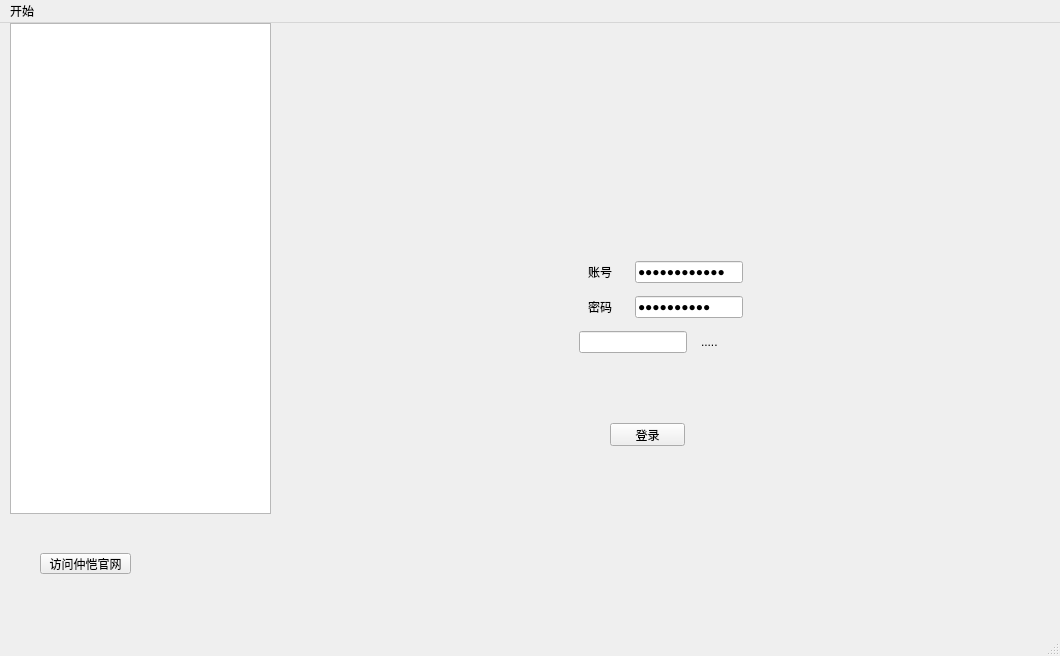
yujiecong/Qt-Zhku-Client, file Qt-Zhku-Client/zhkuclientmain.ui: the form before one commit.
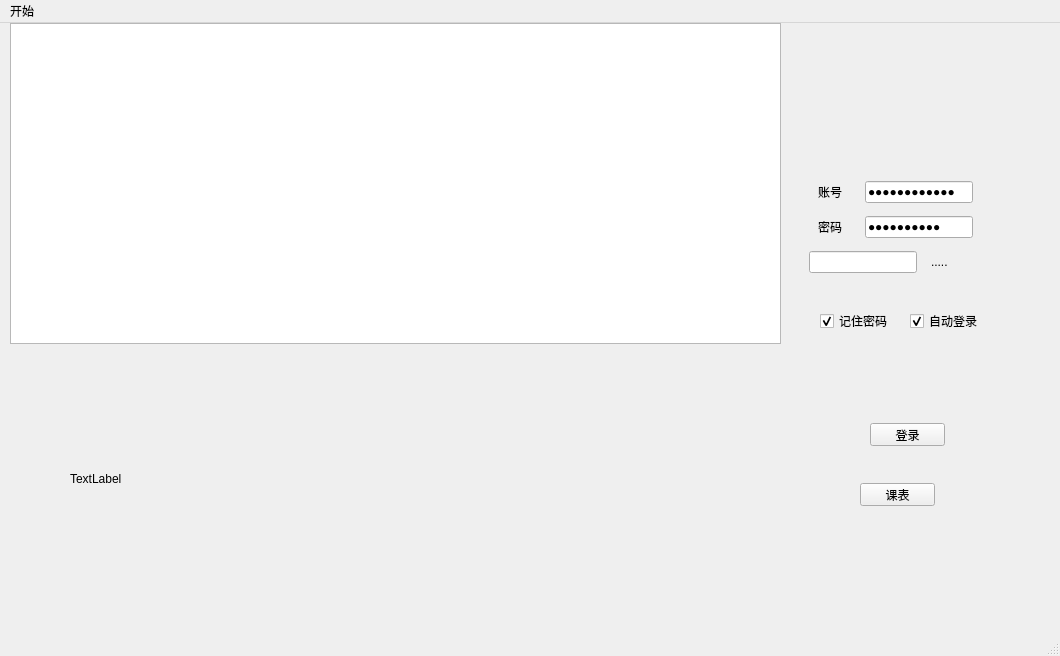
The form after the commit.

```diff
--- a/Qt-Zhku-Client/zhkuclientmain.ui
+++ b/Qt-Zhku-Client/zhkuclientmain.ui
@@ -14,33 +14,20 @@
    <string>ZhkuClientMain</string>
   </property>
   <widget class="QWidget" name="centralWidget">
-   <widget class="QPushButton" name="pushButton">
-    <property name="geometry">
-     <rect>
-      <x>40</x>
-      <y>530</y>
-      <width>91</width>
-      <height>21</height>
-     </rect>
-    </property>
-    <property name="text">
-     <string>访问仲恺官网</string>
-    </property>
-   </widget>
    <widget class="QTextBrowser" name="textBrowser">
     <property name="geometry">
      <rect>
       <x>10</x>
       <y>0</y>
-      <width>261</width>
-      <height>491</height>
+      <width>771</width>
+      <height>321</height>
      </rect>
     </property>
    </widget>
    <widget class="QPushButton" name="LoginButton">
     <property name="geometry">
      <rect>
-      <x>610</x>
+      <x>870</x>
       <y>400</y>
       <width>75</width>
       <height>23</height>
@@ -53,8 +40,8 @@
    <widget class="QWidget" name="layoutWidget">
     <property name="geometry">
      <rect>
-      <x>560</x>
-      <y>220</y>
+      <x>790</x>
+      <y>140</y>
       <width>211</width>
       <height>131</height>
      </rect>
@@ -164,6 +151,64 @@
      </item>
     </layout>
    </widget>
+   <widget class="QCheckBox" name="checkBox">
+    <property name="geometry">
+     <rect>
+      <x>910</x>
+      <y>290</y>
+      <width>71</width>
+      <height>16</height>
+     </rect>
+    </property>
+    <property name="text">
+     <string>自动登录</string>
+    </property>
+    <property name="checked">
+     <bool>true</bool>
+    </property>
+   </widget>
+   <widget class="QCheckBox" name="checkBox_2">
+    <property name="geometry">
+     <rect>
+      <x>820</x>
+      <y>290</y>
+      <width>71</width>
+      <height>16</height>
+     </rect>
+    </property>
+    <property name="text">
+     <string>记住密码</string>
+    </property>
+    <property name="checked">
+     <bool>true</bool>
+    </property>
+   </widget>
+   <widget class="QPushButton" name="curriculumButton">
+    <property name="geometry">
+     <rect>
+      <x>860</x>
+      <y>460</y>
+      <width>75</width>
+      <height>23</height>
+     </rect>
+    </property>
+    <property name="text">
+     <string>课表</string>
+    </property>
+   </widget>
+   <widget class="QLabel" name="curriculumLabel">
+    <property name="geometry">
+     <rect>
+      <x>70</x>
+      <y>340</y>
+      <width>661</width>
+      <height>231</height>
+     </rect>
+    </property>
+    <property name="text">
+     <string>TextLabel</string>
+    </property>
+   </widget>
   </widget>
   <widget class="QStatusBar" name="statusBar"/>
   <widget class="QMenuBar" name="menuBar">
```
